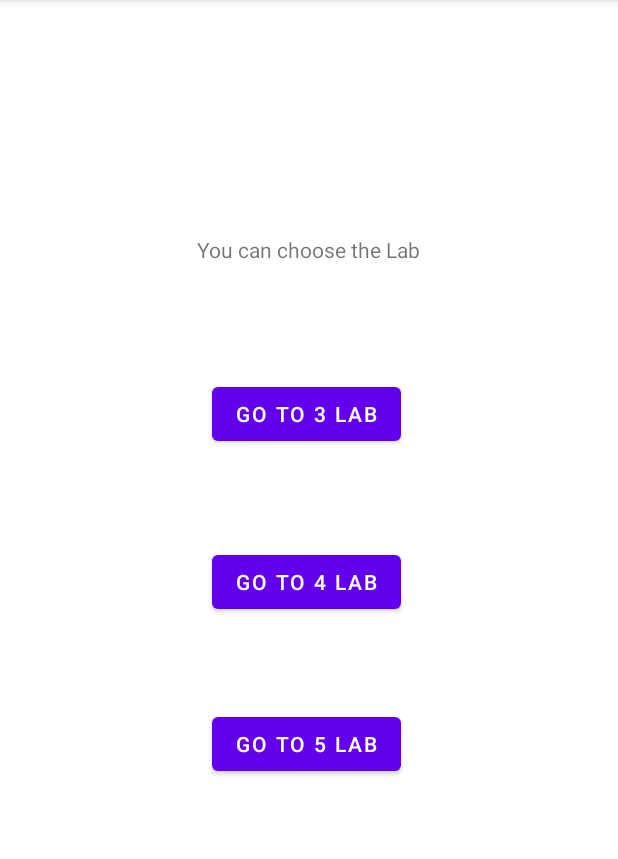
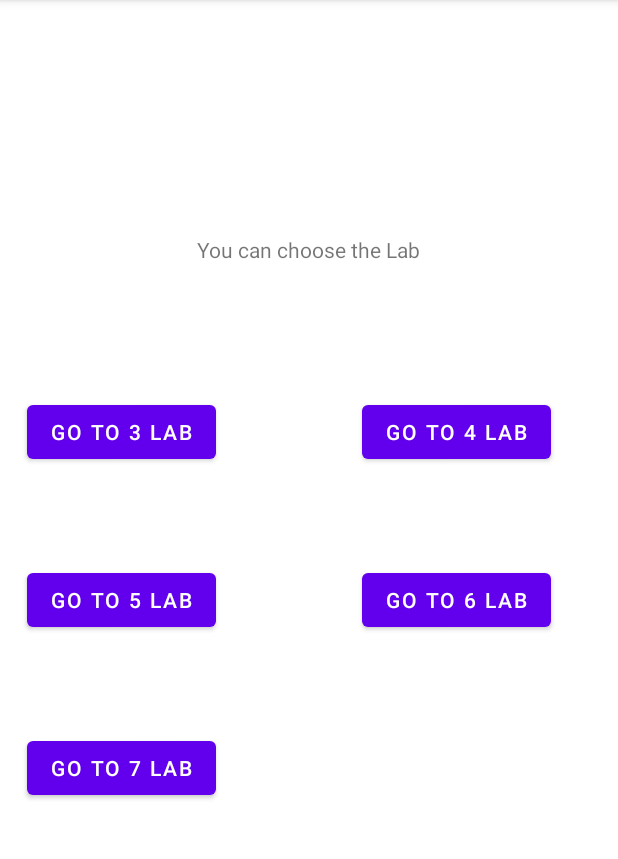
Before and after one commit to KitFrog/AndroidDevelopment, an Android app: the screen it shows after launch (MainActivity), on a phone screen of 412 x 824 dp, the part 84-943 px from its top. Run offline under Robolectric (Android 15) with nearby library versions, the phone set to English and light mode, and no system bars.

Commit message:
Added labs 6 and 7.

```diff
--- a/app/src/main/res/layout/activity_main.xml
+++ b/app/src/main/res/layout/activity_main.xml
@@ -21,12 +21,12 @@
         android:id="@+id/buttonOnText"
         android:layout_width="wrap_content"
         android:layout_height="wrap_content"
-        android:layout_marginTop="76dp"
+        android:layout_marginTop="88dp"
         android:onClick="Lab3"
         android:text="Go to 3 Lab"
         app:layout_constraintEnd_toEndOf="parent"
-        app:layout_constraintHorizontal_bias="0.065"
-        app:layout_constraintStart_toStartOf="@+id/textView"
+        app:layout_constraintHorizontal_bias="0.063"
+        app:layout_constraintStart_toStartOf="parent"
         app:layout_constraintTop_toBottomOf="@+id/textView"
         tools:ignore="HardcodedText" />
 
@@ -34,23 +34,52 @@
         android:id="@+id/ButtonOnGif"
         android:layout_width="wrap_content"
         android:layout_height="wrap_content"
-        android:layout_marginTop="64dp"
+        android:layout_marginTop="88dp"
         android:onClick="Lab4"
         android:text="Go to 4 Lab"
         app:layout_constraintEnd_toEndOf="parent"
-        app:layout_constraintHorizontal_bias="0.0"
+        app:layout_constraintHorizontal_bias="0.833"
         app:layout_constraintStart_toStartOf="@+id/buttonOnText"
-        app:layout_constraintTop_toBottomOf="@+id/buttonOnText"
+        app:layout_constraintTop_toBottomOf="@+id/textView"
         tools:ignore="HardcodedText" />
 
     <Button
         android:id="@+id/button4"
         android:layout_width="wrap_content"
         android:layout_height="wrap_content"
-        android:layout_marginTop="60dp"
+        android:layout_marginTop="64dp"
         android:onClick="Lab5"
         android:text="Go To 5 Lab"
-        app:layout_constraintStart_toStartOf="@+id/buttonOnText"
+        app:layout_constraintEnd_toEndOf="parent"
+        app:layout_constraintHorizontal_bias="0.063"
+        app:layout_constraintStart_toStartOf="parent"
+        app:layout_constraintTop_toBottomOf="@+id/buttonOnText" />
+
+    <Button
+        android:id="@+id/button5"
+        android:layout_width="wrap_content"
+        android:layout_height="wrap_content"
+        android:layout_marginTop="64dp"
+        android:onClick="Lab6"
+        android:text="Go To 6 Lab"
+        app:layout_constraintEnd_toEndOf="parent"
+        app:layout_constraintHorizontal_bias="0.844"
+        app:layout_constraintStart_toStartOf="parent"
         app:layout_constraintTop_toBottomOf="@+id/ButtonOnGif" />
 
+    <Button
+        android:id="@+id/button6"
+        android:layout_width="wrap_content"
+        android:layout_height="wrap_content"
+        android:layout_marginTop="64dp"
+        android:onClick="Lab7"
+        android:text="GO TO 7 LAB"
+        app:layout_constraintBottom_toBottomOf="parent"
+        app:layout_constraintEnd_toEndOf="parent"
+        app:layout_constraintHorizontal_bias="0.063"
+        app:layout_constraintStart_toStartOf="parent"
+        app:layout_constraintTop_toBottomOf="@+id/button4"
+        app:layout_constraintVertical_bias="0.0" />
+
+
 </androidx.constraintlayout.widget.ConstraintLayout>
```
Also changed, not shown: app/src/main/AndroidManifest.xml (+11 -1 lines), app/src/main/java/com/example/myfirstprogram/MainActivity.java (+12 -0 lines), app/src/main/java/com/example/myfirstprogram/SaveDataActivity.java (added, +52 -0 lines), app/src/main/java/com/example/myfirstprogram/SaveTextToFileActivity.java (added, +72 -0 lines), app/src/main/res/layout/activity_save_data.xml (added, +49 -0 lines), app/src/main/res/layout/activity_save_text_to_file.xml (added, +48 -0 lines).
